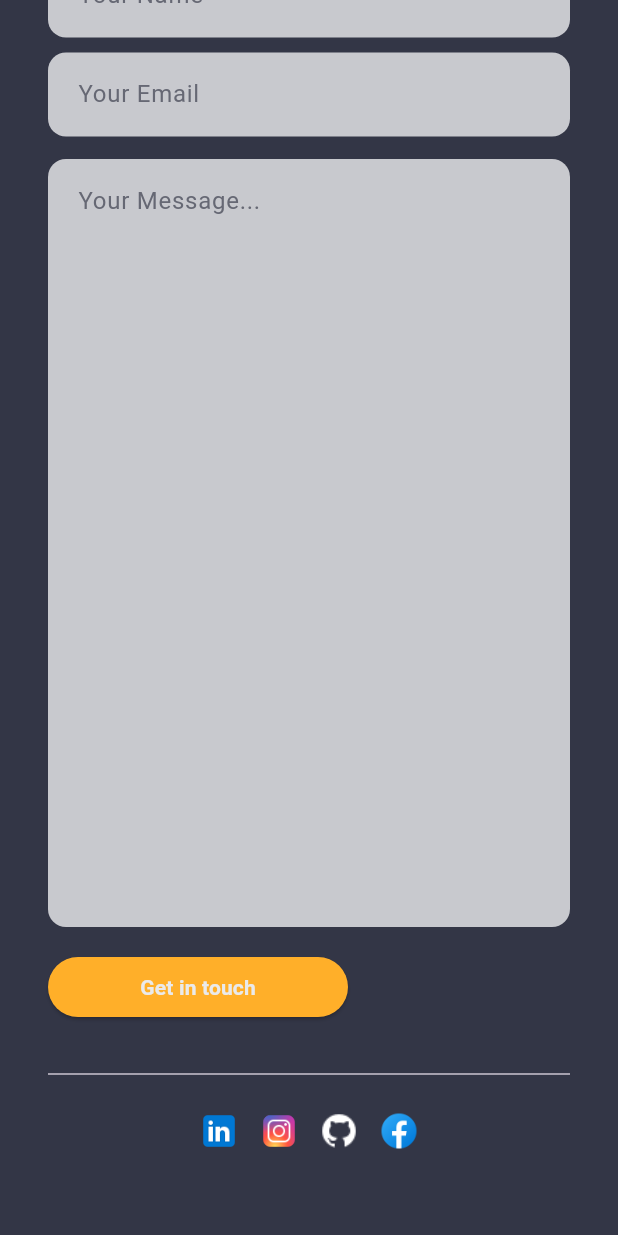
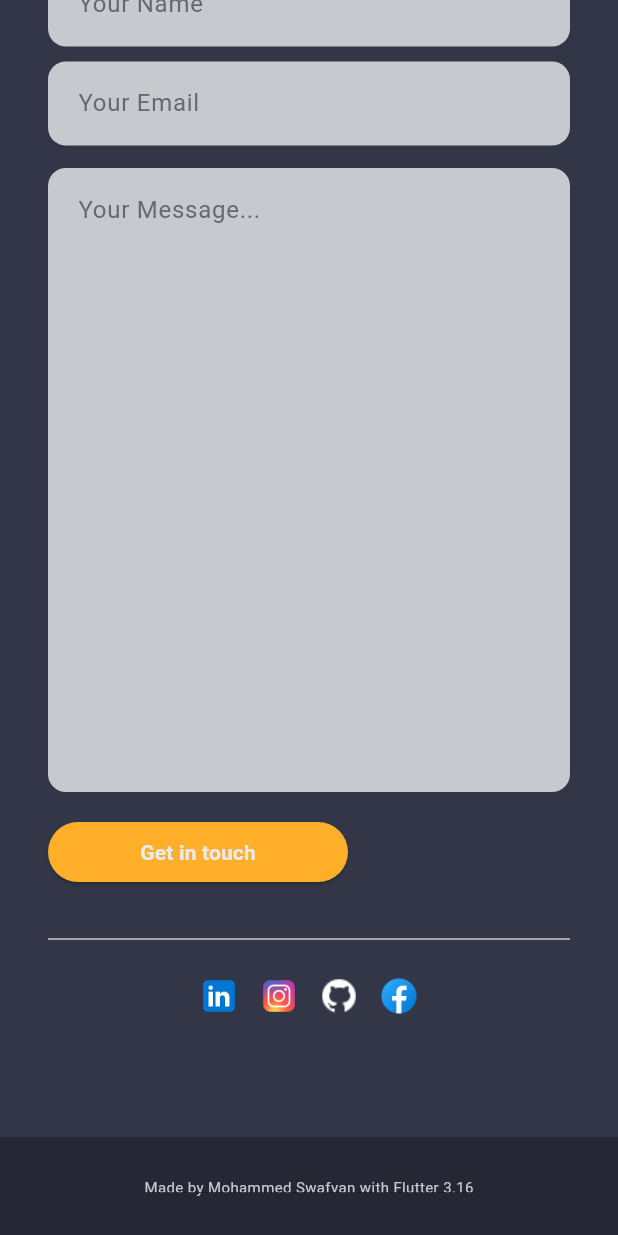
Before and after one commit to mohammed-swafvan/my_portfolio, a Flutter app: the screen it shows after launch, scrolled down 2304 dp, on a phone screen of 412 x 824 dp. Run offline on Flutter 3.47's test engine with Material 3 defaults, Android fonts, the phone set to English and light mode, and no system bars; our stand-ins replace animate_do; missing offline and left inert: dart:js.

Commit message:
footer section design is also completed for mobile and desktop

```diff
--- a/lib/pages/home_page.dart
+++ b/lib/pages/home_page.dart
@@ -4,6 +4,7 @@ import 'package:my_portfolio/constants/custom_size.dart';
 import 'package:my_portfolio/constants/height_width.dart';
 import 'package:my_portfolio/widgets/contact_section.dart';
 import 'package:my_portfolio/widgets/drawer_mobile.dart';
+import 'package:my_portfolio/widgets/footer.dart';
 import 'package:my_portfolio/widgets/header_desktop.dart';
 import 'package:my_portfolio/widgets/header_mobile.dart';
 import 'package:my_portfolio/widgets/main_desktop.dart';
@@ -54,11 +55,7 @@ class HomePage extends StatelessWidget {
             const ContactSection(),
 
             /// Footer Section
-            Container(
-              height: 500,
-              width: double.maxFinite,
-              color: Colors.blueGrey,
-            ),
+            const Footer(),
           ],
         ),
       );
--- a/lib/widgets/contact_section.dart
+++ b/lib/widgets/contact_section.dart
@@ -4,6 +4,7 @@ import 'package:my_portfolio/constants/custom_size.dart';
 import 'package:my_portfolio/constants/height_width.dart';
 import 'package:my_portfolio/constants/sms_links.dart';
 import 'package:my_portfolio/widgets/custom_text_field_widget.dart';
+// ignore: avoid_web_libraries_in_flutter
 import 'dart:js' as js;
 
 class ContactSection extends StatelessWidget {
@@ -58,7 +59,7 @@ class ContactSection extends StatelessWidget {
             child: CustomTextFieldWidget(
               controller: messageController,
               hintText: "Your Message...",
-              maxLines: 20,
+              maxLines: 16,
             ),
           ),
 
--- /dev/null
+++ b/lib/widgets/footer.dart
@@ -0,0 +1,24 @@
+import 'package:flutter/material.dart';
+import 'package:my_portfolio/constants/custom_colors.dart';
+
+class Footer extends StatelessWidget {
+  const Footer({super.key});
+
+  @override
+  Widget build(BuildContext context) {
+    return Container(
+      padding: const EdgeInsets.symmetric(vertical: 26),
+      width: double.maxFinite,
+      alignment: Alignment.center,
+      child: const Text(
+        "Made by Mohammed Swafvan with Flutter 3.16",
+        style: TextStyle(
+          fontWeight: FontWeight.w400,
+          color: CustomColors.whiteSecondary,
+          fontSize: 10,
+          decoration: TextDecoration.underline,
+        ),
+      ),
+    );
+  }
+}
```
